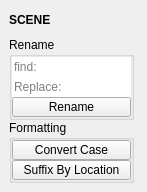
Qt form tentacle/ui/scene.ui (m3trik/tentacle) before a commit.
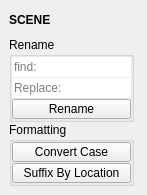
The same form after that commit. Custom widgets are drawn as their Qt base class.

What changed in the file:
```diff
--- a/tentacle/ui/scene.ui
+++ b/tentacle/ui/scene.ui
@@ -88,7 +88,7 @@
         </property>
         <layout class="QVBoxLayout" name="verticalLayout_3">
          <property name="spacing">
-          <number>0</number>
+          <number>1</number>
          </property>
          <property name="leftMargin">
           <number>0</number>
@@ -235,7 +235,7 @@
         </property>
         <layout class="QVBoxLayout" name="verticalLayout_4">
          <property name="spacing">
-          <number>0</number>
+          <number>1</number>
          </property>
          <property name="leftMargin">
           <number>0</number>
```
Left out of the diff: 4 changed lines with no effect on the pictures.
